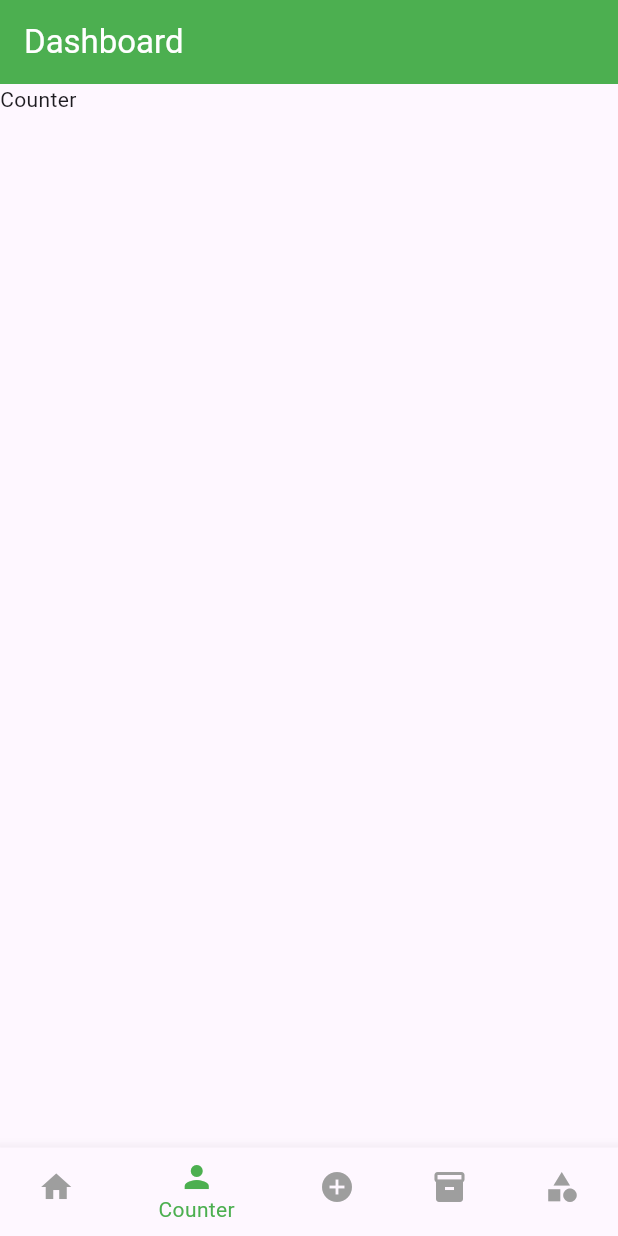
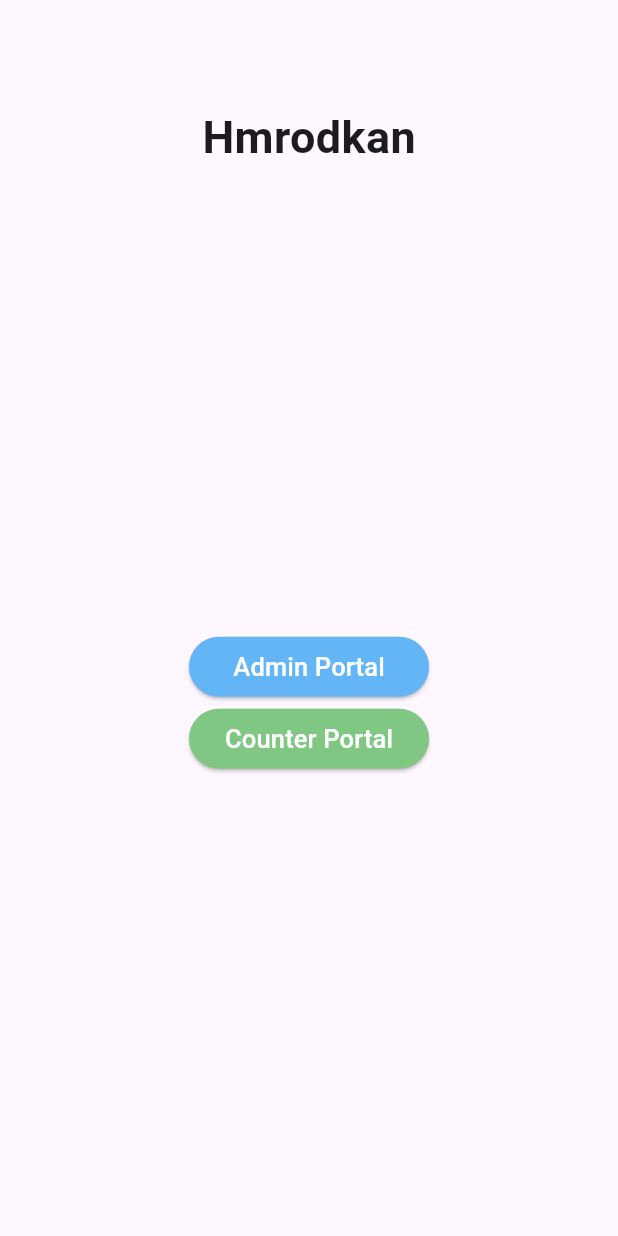
Before and after one commit to sndp231998/HMRODOKAN, a Flutter app: the screen it shows after launch, on a phone screen of 412 x 824 dp. Run offline on Flutter 3.47's test engine with Material 2 defaults, Android fonts, the phone set to English and light mode, and no system bars.

Commit message:
Separation of counter and admin along with related pages are created

```diff
--- a/lib/main.dart
+++ b/lib/main.dart
@@ -1,6 +1,5 @@
 import 'package:flutter/material.dart';
-
-import 'pages/dashboard.dart';
+import 'package:hmrodokan/pages/home_screen.dart';
 
 void main() {
   runApp(const MyApp());
@@ -14,12 +13,13 @@ class MyApp extends StatelessWidget {
   Widget build(BuildContext context) {
     return MaterialApp(
       debugShowCheckedModeBanner: false,
-      title: 'Flutter Demo',
+      title: 'Hmrodkan',
       theme: ThemeData(
         colorScheme: ColorScheme.fromSeed(seedColor: Colors.deepPurple),
         useMaterial3: true,
       ),
-      home: const Dashboard(),
+      home: const HomeScreen(),
+      // setup routes here
     );
   }
 }
--- /dev/null
+++ b/lib/pages/home_screen.dart
@@ -0,0 +1,77 @@
+import 'package:flutter/material.dart';
+
+import '../login.dart';
+
+class HomeScreen extends StatelessWidget {
+  const HomeScreen({super.key});
+
+  @override
+  Widget build(BuildContext context) {
+    return Scaffold(
+      body: Column(
+        children: [
+          const Padding(
+            padding: EdgeInsets.only(top: 70),
+            child: Text(
+              'Hmrodkan',
+              style: TextStyle(fontWeight: FontWeight.bold, fontSize: 30),
+            ),
+          ),
+          Expanded(
+            child: Center(
+              child: SizedBox(
+                height: 300,
+                child: IntrinsicWidth(
+                  child: Column(
+                    mainAxisAlignment: MainAxisAlignment.center,
+                    crossAxisAlignment: CrossAxisAlignment.stretch,
+                    children: [
+                      ElevatedButton(
+                          style: ButtonStyle(
+                            backgroundColor:
+                                MaterialStatePropertyAll(Colors.blue[300]),
+                            foregroundColor:
+                                const MaterialStatePropertyAll(Colors.white),
+                          ),
+                          onPressed: () {
+                            Navigator.push(
+                                context,
+                                MaterialPageRoute(
+                                    builder: (context) => const Login(
+                                          userType: 'admin',
+                                        )));
+                          },
+                          child: const Text(
+                            "Admin Portal",
+                            style: TextStyle(fontSize: 17),
+                          )),
+                      ElevatedButton(
+                          style: ButtonStyle(
+                            backgroundColor:
+                                MaterialStatePropertyAll(Colors.green[300]),
+                            foregroundColor:
+                                const MaterialStatePropertyAll(Colors.white),
+                          ),
+                          onPressed: () {
+                            Navigator.push(
+                                context,
+                                MaterialPageRoute(
+                                    builder: (context) => const Login(
+                                          userType: 'counter',
+                                        )));
+                          },
+                          child: const Text(
+                            "Counter Portal",
+                            style: TextStyle(fontSize: 17),
+                          )),
+                    ],
+                  ),
+                ),
+              ),
+            ),
+          ),
+        ],
+      ),
+    );
+  }
+}
```
Also changed, not shown: components/dashboard_card.dart (deleted, +0 -38 lines), components/dashboard_screen.dart (deleted, +0 -16 lines), lib/login.dart (added, +17 -0 lines), lib/pages/admin/admin_screen.dart (added, +10 -0 lines), lib/pages/admin/dashboard.dart (renamed from lib/pages/dashboard.dart, +5 -5 lines), lib/pages/admin/sales.dart (added, +10 -0 lines), lib/pages/counter/counter_screen.dart (added, +10 -0 lines), lib/pages/admin/add-inventory.dart (renamed from lib/pages/add-inventory.dart), lib/pages/admin/category.dart (renamed from lib/pages/category.dart), lib/pages/admin/counter.dart (renamed from lib/pages/counter.dart), lib/pages/admin/inventory.dart (renamed from lib/pages/inventory.dart).
